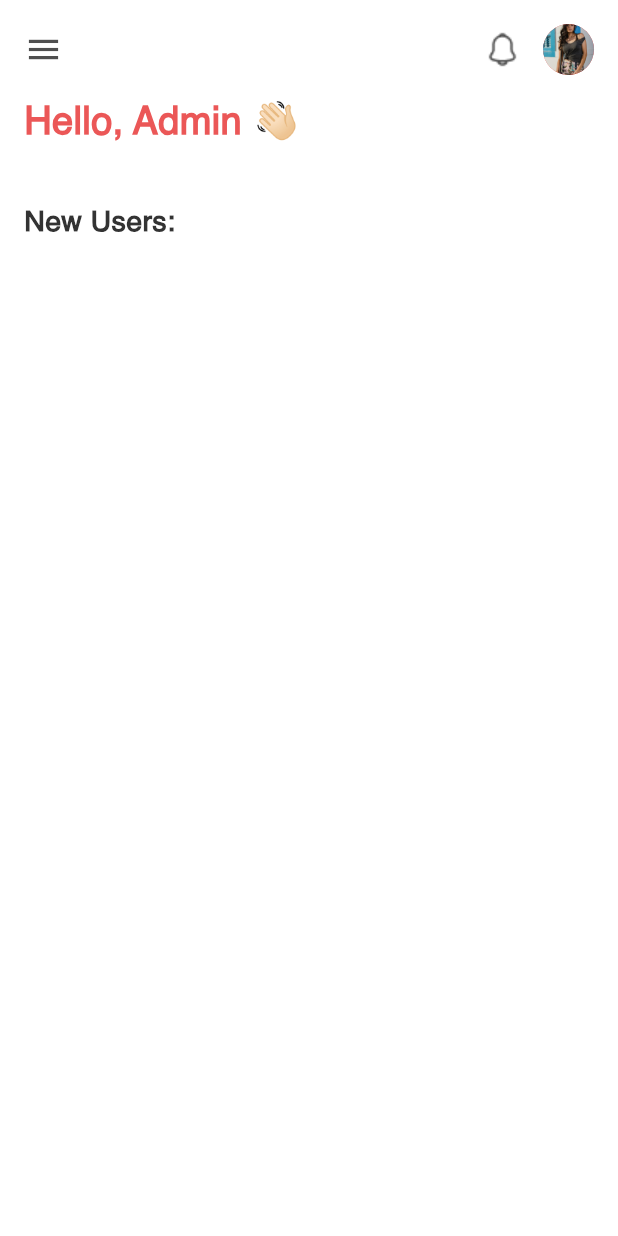
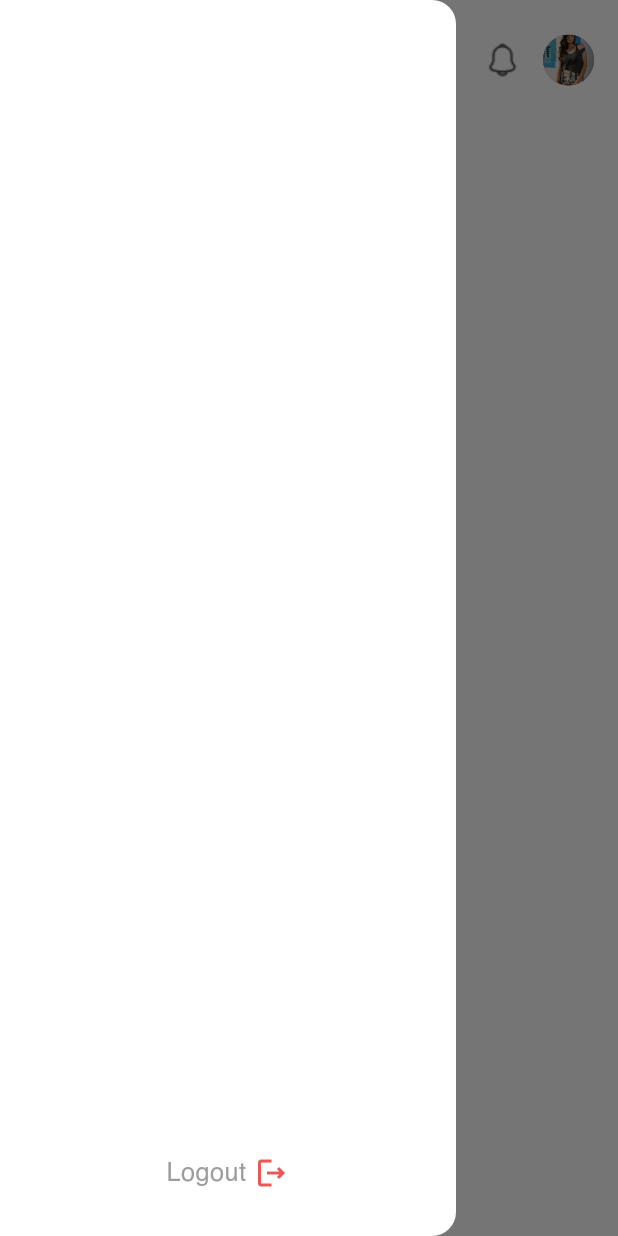
Before and after one commit to As-tra/Alpha, a Flutter app: the AdminView screen opened by its route, with the side drawer open (before the commit the screen has no drawer), on a phone screen of 412 x 824 dp. Run offline on Flutter 3.47's test engine with Material 3 defaults, Android fonts, the phone set to English and light mode, and no system bars; our stand-ins replace adaptive_theme, cloud_firestore, firebase_auth, firebase_core, flutter_bloc, flutter_rating_bar and 1 more; accounts and stored records are empty.

Commit message:
add logout drawer

```diff
--- a/lib/main.dart
+++ b/lib/main.dart
@@ -19,7 +19,10 @@ void main() async {
 }
 
 class Alpha extends StatelessWidget {
-  const Alpha({super.key, required this.savedThemeMode});
+  const Alpha({
+    super.key,
+    required this.savedThemeMode,
+  });
   final AdaptiveThemeMode? savedThemeMode;
   @override
   Widget build(BuildContext context) {
--- a/lib/utils/assets.dart
+++ b/lib/utils/assets.dart
@@ -25,6 +25,10 @@ class Assets {
   /// Assets for images6
   /// assets/images/6.png
   static const String images6 = "assets/images/6.png";
+
+  /// Assets for images7
+  /// assets/images/7.jpg
+  static const String images7 = "assets/images/7.jpg";
 
   /// Assets for imagesBro
   /// assets/images/bro.png
--- a/lib/views/admin_view.dart
+++ b/lib/views/admin_view.dart
@@ -1,4 +1,5 @@
 import 'package:alpha/widgets/admin_view_body.dart';
+import 'package:alpha/widgets/custom_drawer.dart';
 import 'package:flutter/material.dart';
 
 class AdminView extends StatelessWidget {
@@ -9,6 +10,7 @@ class AdminView extends StatelessWidget {
     return const PopScope(
       canPop: false,
       child: Scaffold(
+        drawer: CustomDrawer(),
         body: AdminViewBody(),
       ),
     );
--- a/lib/views/home_view.dart
+++ b/lib/views/home_view.dart
@@ -1,6 +1,6 @@
 import 'package:alpha/utils/styles.dart';
 import 'package:alpha/views/empty_view.dart';
-import 'package:alpha/views/profile_view.dart';
+import 'package:alpha/widgets/custom_drawer.dart';
 import 'package:alpha/widgets/home_view_body.dart';
 import 'package:flutter/material.dart';
 
@@ -16,7 +16,7 @@ class _HomeViewState extends State<HomeView> {
     HomeViewBody(),
     EmptyView(),
     EmptyView(),
-    ProfileView(),
+    EmptyView(),
   ];
   int currentIndex = 0;
   @override
@@ -25,6 +25,7 @@ class _HomeViewState extends State<HomeView> {
       canPop: false,
       child: SafeArea(
         child: Scaffold(
+          drawer: const CustomDrawer(),
           backgroundColor: Theme.of(context).colorScheme.surface,
           body: views[currentIndex],
           bottomNavigationBar: SizedBox(
--- /dev/null
+++ b/lib/widgets/custom_drawer.dart
@@ -0,0 +1,42 @@
+import 'package:alpha/utils/styles.dart';
+import 'package:firebase_auth/firebase_auth.dart';
+import 'package:flutter/material.dart';
+
+class CustomDrawer extends StatelessWidget {
+  const CustomDrawer({super.key});
+
+  @override
+  Widget build(BuildContext context) {
+    return Drawer(
+      child: Column(
+        mainAxisAlignment: MainAxisAlignment.end,
+        children: [
+          GestureDetector(
+            onTap: () async {
+              await FirebaseAuth.instance.signOut();
+              if (context.mounted) {
+                Navigator.of(context).pop();
+                Navigator.of(context).pop();
+              }
+            },
+            child: Row(
+              mainAxisAlignment: MainAxisAlignment.center,
+              children: [
+                Text(
+                  "Logout",
+                  style: Styles.styleRegular16(context),
+                ),
+                const SizedBox(width: 5),
+                Icon(
+                  Icons.logout_outlined,
+                  color: Theme.of(context).colorScheme.primary,
+                ),
+              ],
+            ),
+          ),
+          const SizedBox(height: 30),
+        ],
+      ),
+    );
+  }
+}
--- a/lib/widgets/custom_nav_bar.dart
+++ b/lib/widgets/custom_nav_bar.dart
@@ -8,10 +8,15 @@ class CustomNavBar extends StatelessWidget {
   Widget build(BuildContext context) {
     return Row(
       children: [
-        Icon(
-          Icons.menu,
-          color: Theme.of(context).colorScheme.onSurfaceVariant,
-          size: 26,
+        IconButton(
+          onPressed: () {
+            Scaffold.of(context).openDrawer();
+          },
+          icon: Icon(
+            Icons.menu,
+            color: Theme.of(context).colorScheme.onSurfaceVariant,
+            size: 26,
+          ),
         ),
         const Spacer(),
         Row(
--- a/lib/widgets/login_view_body.dart
+++ b/lib/widgets/login_view_body.dart
@@ -84,8 +84,8 @@ class _LoginViewBodyState extends State<LoginViewBody> {
                         if (formKey.currentState!.validate()) {
                           BlocProvider.of<AuthBloc>(context).add(
                             LoginEvent(
-                              email: emailController.text,
-                              password: passwordController.text,
+                              email: emailController.text.trim(),
+                              password: passwordController.text.trim(),
                             ),
                           );
                         }
--- a/lib/widgets/register_view_body.dart
+++ b/lib/widgets/register_view_body.dart
@@ -95,9 +95,9 @@ class _RegisterViewBodyState extends State<RegisterViewBody> {
                         if (formKey.currentState!.validate()) {
                           BlocProvider.of<AuthBloc>(context).add(
                             RegisterEvent(
-                              email: emailController.text,
-                              password: passwordController.text,
-                              name: nameController.text,
+                              email: emailController.text.trim(),
+                              password: passwordController.text.trim(),
+                              name: nameController.text.trim(),
                             ),
                           );
                         }
```
Also changed, not shown: lib/data.dart (+22 -11 lines), lib/views/profile_view.dart (deleted, +0 -13 lines), lib/widgets/profile_view_body.dart (deleted, +0 -35 lines), assets/images/6.png, assets/images/7.jpg (added).
